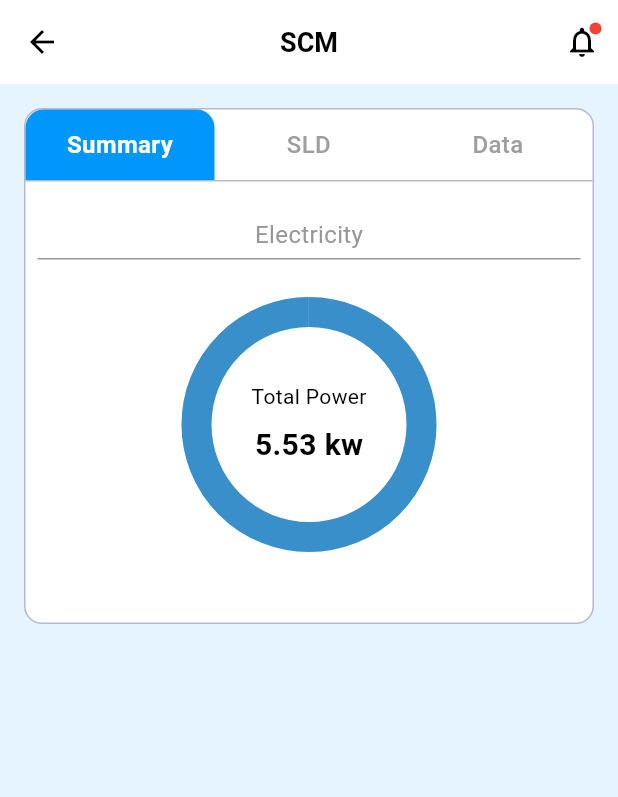
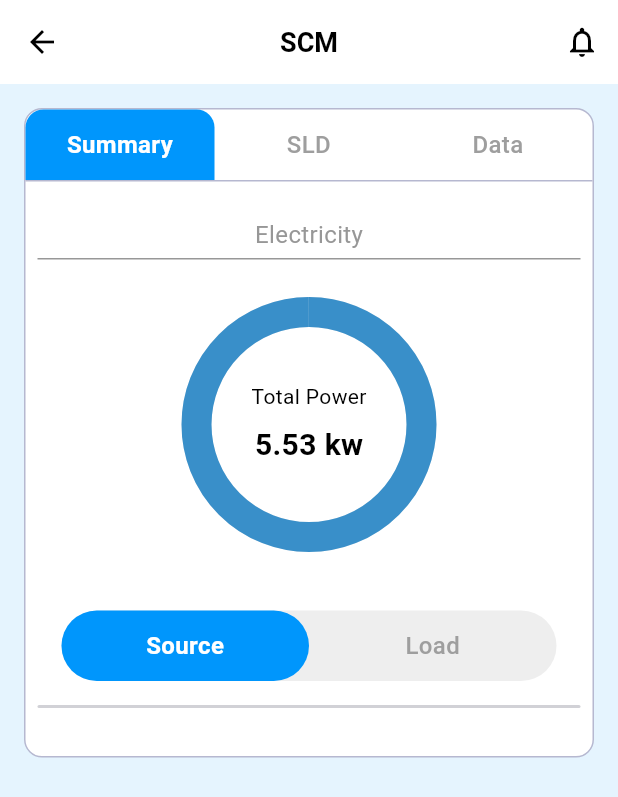
Before and after one commit to Md-Sakibul-Hasan/task_app, a Flutter app: the HomeView screen opened directly, on a phone screen of 412 x 824 dp. Shown: the top 797 px of the screen. Run offline on Flutter 3.47's test engine with Material 3 defaults, Android fonts, the phone set to English and light mode, and no system bars; our stand-ins replace flutter_svg, get.

Commit message:
create toggle switch

```diff
--- a/lib/controllers/home_controller.dart
+++ b/lib/controllers/home_controller.dart
@@ -4,11 +4,6 @@ import 'package:get/get.dart';
 class HomeController extends GetxController {
   // Observable state
   final RxBool hasNotifications = true.obs;
-
-  // Handle back button press
-  void onBackPressed() {
-    Get.back();
-  }
 
   // Handle notification press
   void onNotificationPressed() {
@@ -17,22 +12,10 @@ class HomeController extends GetxController {
       'You have new notifications',
       snackPosition: SnackPosition.TOP,
     );
-    // TODO: Navigate to notifications screen
   }
 
   // Clear notifications badge
   void clearNotifications() {
     hasNotifications.value = false;
   }
-
-  @override
-  void onInit() {
-    super.onInit();
-    // Load initial data
-  }
-
-  @override
-  void onClose() {
-    super.onClose();
-  }
 }
--- a/lib/views/home/home_view.dart
+++ b/lib/views/home/home_view.dart
@@ -15,8 +15,6 @@ class HomeView extends StatelessWidget {
         backgroundColor: const Color(0xFFE5F4FE),
         appBar: CustomAppBar(
           title: 'SCM',
-          hasNotificationBadge: controller.hasNotifications.value,
-          onBackPressed: controller.onBackPressed,
           onNotificationPressed: controller.onNotificationPressed,
         ),
         body: Column(
@@ -107,6 +105,10 @@ class HomeView extends StatelessWidget {
                     height: 1,
                     thickness: 1,
                   ),
+                  Padding(
+                    padding: const EdgeInsets.symmetric(horizontal: 8.0),
+                    child: Column(
+                      children: [
                         const SizedBox(height: 24),
                         // Electricity label
                         const Text(
@@ -118,13 +120,10 @@ class HomeView extends StatelessWidget {
                           ),
                         ),
                         const SizedBox(height: 4),
-                  const Padding(
-                    padding: EdgeInsets.symmetric(horizontal: 8.0),
-                    child: Divider(
+                        const Divider(
                           color: Color(0xFF979797),
                           height: 1,
                           thickness: 1,
-                    ),
                         ),
                         const SizedBox(height: 10),
                         // Circular progress indicator
@@ -142,7 +141,8 @@ class HomeView extends StatelessWidget {
                                   value: 1,
                                   strokeWidth: 20,
                                   backgroundColor: Colors.grey[200],
-                            valueColor: const AlwaysStoppedAnimation<Color>(
+                                  valueColor:
+                                      const AlwaysStoppedAnimation<Color>(
                                     Color(0xFF398FC9),
                                   ),
                                 ),
@@ -173,7 +173,75 @@ class HomeView extends StatelessWidget {
                             ],
                           ),
                         ),
+                        const SizedBox(height: 24),
+                        // Source/Load Toggle
+                        Container(
+                          margin: const EdgeInsets.symmetric(horizontal: 16),
+                          decoration: BoxDecoration(
+                            color: Colors.grey[200],
+                            borderRadius: BorderRadius.circular(25),
+                          ),
+                          child: Row(
+                            children: [
+                              Expanded(
+                                child: InkWell(
+                                  onTap: () {
+                                    // TODO: Switch to Source
+                                  },
+                                  child: Container(
+                                    padding: const EdgeInsets.symmetric(
+                                        vertical: 12),
+                                    decoration: BoxDecoration(
+                                      color: const Color(0xFF0096FC),
+                                      borderRadius: BorderRadius.circular(25),
+                                    ),
+                                    child: const Text(
+                                      'Source',
+                                      textAlign: TextAlign.center,
+                                      style: TextStyle(
+                                        color: Colors.white,
+                                        fontSize: 16,
+                                        fontWeight: FontWeight.w600,
+                                      ),
+                                    ),
+                                  ),
+                                ),
+                              ),
+                              Expanded(
+                                child: InkWell(
+                                  onTap: () {
+                                    // TODO: Switch to Load
+                                  },
+                                  child: Container(
+                                    padding: const EdgeInsets.symmetric(
+                                        vertical: 12),
+                                    child: const Text(
+                                      'Load',
+                                      textAlign: TextAlign.center,
+                                      style: TextStyle(
+                                        color: Colors.grey,
+                                        fontSize: 16,
+                                        fontWeight: FontWeight.w500,
+                                      ),
+                                    ),
+                                  ),
+                                ),
+                              ),
+                            ],
+                          ),
+                        ),
+                        const SizedBox(height: 16),
+                        Container(
+                          height: 2,
+                          decoration: BoxDecoration(
+                            color: const Color(0xFFD1D1D6),
+                            borderRadius: BorderRadius.circular(10),
+                          ),
+                        ),
                         const SizedBox(height: 32),
+                      ],
+                    ),
+                  )
                 ],
               ),
             ),
```
Lines whose indentation alone changed are shown as unchanged.
